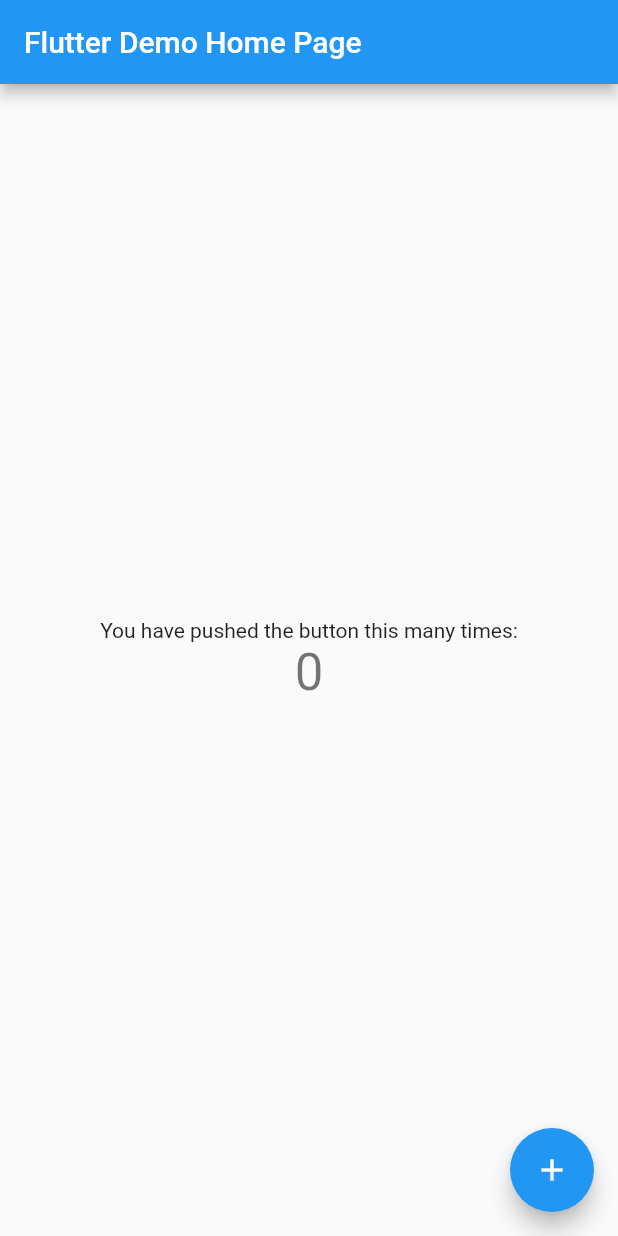
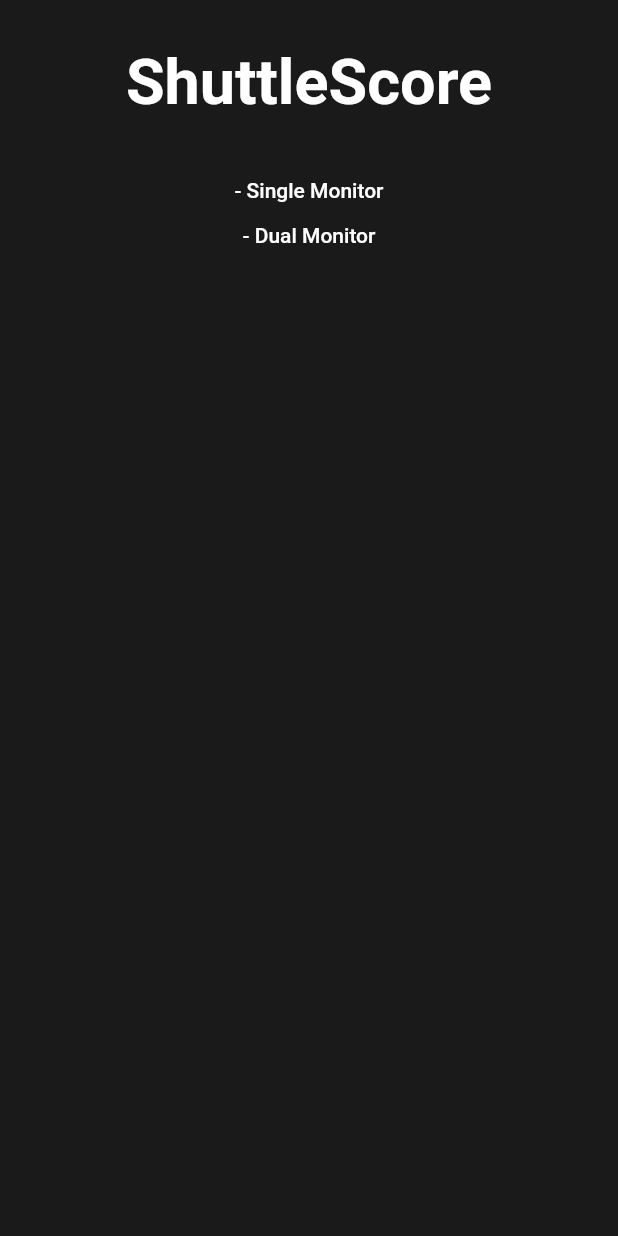
Before and after one commit to TransparentDeveloper/shuttlescore_v2_frontend, a Flutter app: the screen it shows after launch, on a phone screen of 412 x 824 dp. Run offline on Flutter 3.47's test engine with Material 2 defaults, Android fonts, the phone set to English and light mode, and no system bars.

Commit message:
home_screen markup complete

```diff
--- /dev/null
+++ b/lib/constants/gaps.dart
@@ -0,0 +1,67 @@
+import 'package:flutter/material.dart';
+import 'package:shuttlescore_v2_frontend/constants/sizes.dart';
+
+class Gaps {
+  // Vertical Gaps
+  static const v1 = SizedBox(height: Sizes.size1);
+  static const v2 = SizedBox(height: Sizes.size2);
+  static const v3 = SizedBox(height: Sizes.size3);
+  static const v4 = SizedBox(height: Sizes.size4);
+  static const v5 = SizedBox(height: Sizes.size5);
+  static const v6 = SizedBox(height: Sizes.size6);
+  static const v7 = SizedBox(height: Sizes.size7);
+  static const v8 = SizedBox(height: Sizes.size8);
+  static const v9 = SizedBox(height: Sizes.size9);
+  static const v10 = SizedBox(height: Sizes.size10);
+  static const v11 = SizedBox(height: Sizes.size11);
+  static const v12 = SizedBox(height: Sizes.size12);
+  static const v14 = SizedBox(height: Sizes.size14);
+  static const v16 = SizedBox(height: Sizes.size16);
+  static const v20 = SizedBox(height: Sizes.size20);
+  static const v24 = SizedBox(height: Sizes.size24);
+  static const v28 = SizedBox(height: Sizes.size28);
+  static const v32 = SizedBox(height: Sizes.size32);
+  static const v36 = SizedBox(height: Sizes.size36);
+  static const v40 = SizedBox(height: Sizes.size40);
+  static const v44 = SizedBox(height: Sizes.size44);
+  static const v48 = SizedBox(height: Sizes.size48);
+  static const v52 = SizedBox(height: Sizes.size52);
+  static const v56 = SizedBox(height: Sizes.size56);
+  static const v60 = SizedBox(height: Sizes.size60);
+  static const v64 = SizedBox(height: Sizes.size64);
+  static const v72 = SizedBox(height: Sizes.size72);
+  static const v80 = SizedBox(height: Sizes.size80);
+  static const v96 = SizedBox(height: Sizes.size96);
+
+  // Horizontal Gaps
+
+  static const h1 = SizedBox(width: Sizes.size1);
+  static const h2 = SizedBox(width: Sizes.size2);
+  static const h3 = SizedBox(width: Sizes.size3);
+  static const h4 = SizedBox(width: Sizes.size4);
+  static const h5 = SizedBox(width: Sizes.size5);
+  static const h6 = SizedBox(width: Sizes.size6);
+  static const h7 = SizedBox(width: Sizes.size7);
+  static const h8 = SizedBox(width: Sizes.size8);
+  static const h9 = SizedBox(width: Sizes.size9);
+  static const h10 = SizedBox(width: Sizes.size10);
+  static const h11 = SizedBox(width: Sizes.size11);
+  static const h12 = SizedBox(width: Sizes.size12);
+  static const h14 = SizedBox(width: Sizes.size14);
+  static const h16 = SizedBox(width: Sizes.size16);
+  static const h20 = SizedBox(width: Sizes.size20);
+  static const h24 = SizedBox(width: Sizes.size24);
+  static const h28 = SizedBox(width: Sizes.size28);
+  static const h32 = SizedBox(width: Sizes.size32);
+  static const h36 = SizedBox(width: Sizes.size36);
+  static const h40 = SizedBox(width: Sizes.size40);
+  static const h44 = SizedBox(width: Sizes.size44);
+  static const h48 = SizedBox(width: Sizes.size48);
+  static const h52 = SizedBox(width: Sizes.size52);
+  static const h56 = SizedBox(width: Sizes.size56);
+  static const h60 = SizedBox(width: Sizes.size60);
+  static const h64 = SizedBox(width: Sizes.size64);
+  static const h72 = SizedBox(width: Sizes.size72);
+  static const h80 = SizedBox(width: Sizes.size80);
+  static const h96 = SizedBox(width: Sizes.size96);
+}
--- /dev/null
+++ b/lib/constants/sizes.dart
@@ -0,0 +1,31 @@
+class Sizes {
+  static const size1 = 1.0;
+  static const size2 = 2.0;
+  static const size3 = 3.0;
+  static const size4 = 4.0;
+  static const size5 = 5.0;
+  static const size6 = 6.0;
+  static const size7 = 7.0;
+  static const size8 = 8.0;
+  static const size9 = 9.0;
+  static const size10 = 10.0;
+  static const size11 = 11.0;
+  static const size12 = 12.0;
+  static const size14 = 14.0;
+  static const size16 = 16.0;
+  static const size20 = 20.0;
+  static const size24 = 24.0;
+  static const size28 = 28.0;
+  static const size32 = 32.0;
+  static const size36 = 36.0;
+  static const size40 = 40.0;
+  static const size44 = 44.0;
+  static const size48 = 48.0;
+  static const size52 = 52.0;
+  static const size56 = 56.0;
+  static const size60 = 60.0;
+  static const size64 = 64.0;
+  static const size72 = 72.0;
+  static const size80 = 80.0;
+  static const size96 = 96.0;
+}
--- a/lib/main.dart
+++ b/lib/main.dart
@@ -1,4 +1,5 @@
 import 'package:flutter/material.dart';
+import 'package:shuttlescore_v2_frontend/screens/home_screen.dart';
 
 void main() {
   runApp(const MyApp());
@@ -11,105 +12,30 @@
   @override
   Widget build(BuildContext context) {
     return MaterialApp(
-      title: 'Flutter Demo',
+      title: 'ShuttleScore',
       theme: ThemeData(
-        // This is the theme of your application.
-        //
-        // Try running your application with "flutter run". You'll see the
-        // application has a blue toolbar. Then, without quitting the app, try
-        // changing the primarySwatch below to Colors.green and then invoke
-        // "hot reload" (press "r" in the console where you ran "flutter run",
-        // or simply save your changes to "hot reload" in a Flutter IDE).
-        // Notice that the counter didn't reset back to zero; the application
-        // is not restarted.
-        primarySwatch: Colors.blue,
+        primaryColorDark: const Color.fromARGB(255, 26, 26, 26),
+        primaryColorLight: const Color.fromARGB(255, 255, 255, 255),
+        scaffoldBackgroundColor: const Color.fromARGB(255, 26, 26, 26),
+        textTheme: const TextTheme(
+          headline1: TextStyle(
+            color: Color.fromARGB(255, 255, 255, 255),
+            fontSize: 42,
+            fontWeight: FontWeight.bold,
+          ),
+          bodyText1: TextStyle(
+            color: Color.fromARGB(255, 26, 26, 26),
+            fontSize: 14,
+            fontWeight: FontWeight.w500,
+          ),
+          bodyText2: TextStyle(
+            color: Color.fromARGB(255, 255, 255, 255),
+            fontSize: 14,
+            fontWeight: FontWeight.w500,
+          ),
+        ),
       ),
-      home: const MyHomePage(title: 'Flutter Demo Home Page'),
+      home: const HomeScreen(),
     );
   }
 }
-
-class MyHomePage extends StatefulWidget {
-  const MyHomePage({super.key, required this.title});
-
-  // This widget is the home page of your application. It is stateful, meaning
-  // that it has a State object (defined below) that contains fields that affect
-  // how it looks.
-
-  // This class is the configuration for the state. It holds the values (in this
-  // case the title) provided by the parent (in this case the App widget) and
-  // used by the build method of the State. Fields in a Widget subclass are
-  // always marked "final".
-
-  final String title;
-
-  @override
-  State<MyHomePage> createState() => _MyHomePageState();
-}
-
-class _MyHomePageState extends State<MyHomePage> {
-  int _counter = 0;
-
-  void _incrementCounter() {
-    setState(() {
-      // This call to setState tells the Flutter framework that something has
-      // changed in this State, which causes it to rerun the build method below
-      // so that the display can reflect the updated values. If we changed
-      // _counter without calling setState(), then the build method would not be
-      // called again, and so nothing would appear to happen.
-      _counter++;
-    });
-  }
-
-  @override
-  Widget build(BuildContext context) {
-    // This method is rerun every time setState is called, for instance as done
-    // by the _incrementCounter method above.
-    //
-    // The Flutter framework has been optimized to make rerunning build methods
-    // fast, so that you can just rebuild anything that needs updating rather
-    // than having to individually change instances of widgets.
-    return Scaffold(
-      appBar: AppBar(
-        // Here we take the value from the MyHomePage object that was created by
-        // the App.build method, and use it to set our appbar title.
-        title: Text(widget.title),
-      ),
-      body: Center(
-        // Center is a layout widget. It takes a single child and positions it
-        // in the middle of the parent.
-        child: Column(
-          // Column is also a layout widget. It takes a list of children and
-          // arranges them vertically. By default, it sizes itself to fit its
-          // children horizontally, and tries to be as tall as its parent.
-          //
-          // Invoke "debug painting" (press "p" in the console, choose the
-          // "Toggle Debug Paint" action from the Flutter Inspector in Android
-          // Studio, or the "Toggle Debug Paint" command in Visual Studio Code)
-          // to see the wireframe for each widget.
-          //
-          // Column has various properties to control how it sizes itself and
-          // how it positions its children. Here we use mainAxisAlignment to
-          // center the children vertically; the main axis here is the vertical
-          // axis because Columns are vertical (the cross axis would be
-          // horizontal).
-          mainAxisAlignment: MainAxisAlignment.center,
-          children: <Widget>[
-            const Text(
-              'You have pushed the button this many times:',
-            ),
-            Text(
-              '$_counter',
-              style: Theme.of(context).textTheme.headline4,
-            ),
-          ],
-        ),
-      ),
-      floatingActionButton: FloatingActionButton(
-        onPressed: _incrementCounter,
-        tooltip: 'Increment',
-        child: const Icon(Icons.add),
-      ), // This trailing comma makes auto-formatting nicer for build methods.
-    );
-  }
-}
--- /dev/null
+++ b/lib/screens/home_screen.dart
@@ -0,0 +1,51 @@
+import 'package:flutter/material.dart';
+import 'package:shuttlescore_v2_frontend/constants/gaps.dart';
+import 'package:shuttlescore_v2_frontend/screens/settings/single_mode_screen.dart';
+
+class HomeScreen extends StatelessWidget {
+  const HomeScreen({
+    super.key,
+  });
+
+  void onSingleSettingTab(BuildContext context) {
+    Navigator.of(context).push(
+      MaterialPageRoute(
+        builder: (context) => const SingleModeScreen(),
+      ),
+    );
+  }
+
+  @override
+  Widget build(BuildContext context) {
+    return Scaffold(
+      body: SafeArea(
+        child: Padding(
+          padding: const EdgeInsets.all(30.0),
+          child: Center(
+            child: Column(
+              children: [
+                Text(
+                  "ShuttleScore",
+                  style: Theme.of(context).textTheme.headline1,
+                ),
+                Gaps.v40,
+                GestureDetector(
+                  onTap: () => onSingleSettingTab(context),
+                  child: Text(
+                    "- Single Monitor",
+                    style: Theme.of(context).textTheme.bodyText2,
+                  ),
+                ),
+                Gaps.v14,
+                Text(
+                  "- Dual Monitor",
+                  style: Theme.of(context).textTheme.bodyText2,
+                ),
+              ],
+            ),
+          ),
+        ),
+      ),
+    );
+  }
+}
```
Also changed, not shown: lib/screens/commons/custom_checkbox.dart (added, +34 -0 lines), lib/screens/commons/custom_input_form.dart (added, +33 -0 lines), lib/screens/settings/single_mode_screen.dart (added, +69 -0 lines), lib/screens/settings/dual_mode_screen.dart (added).
